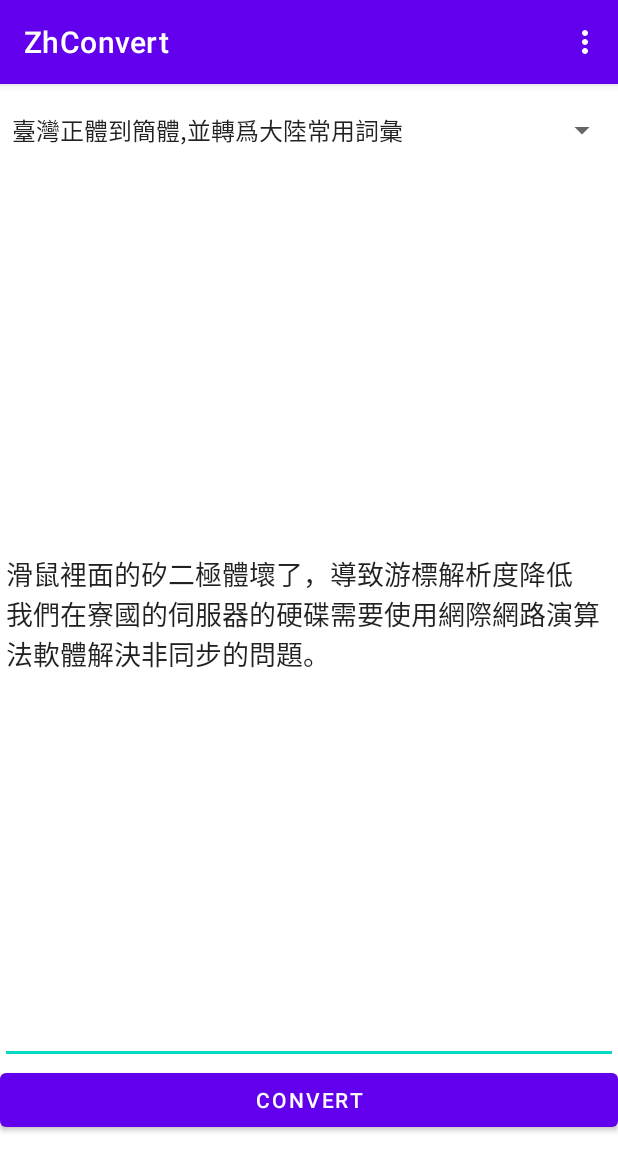
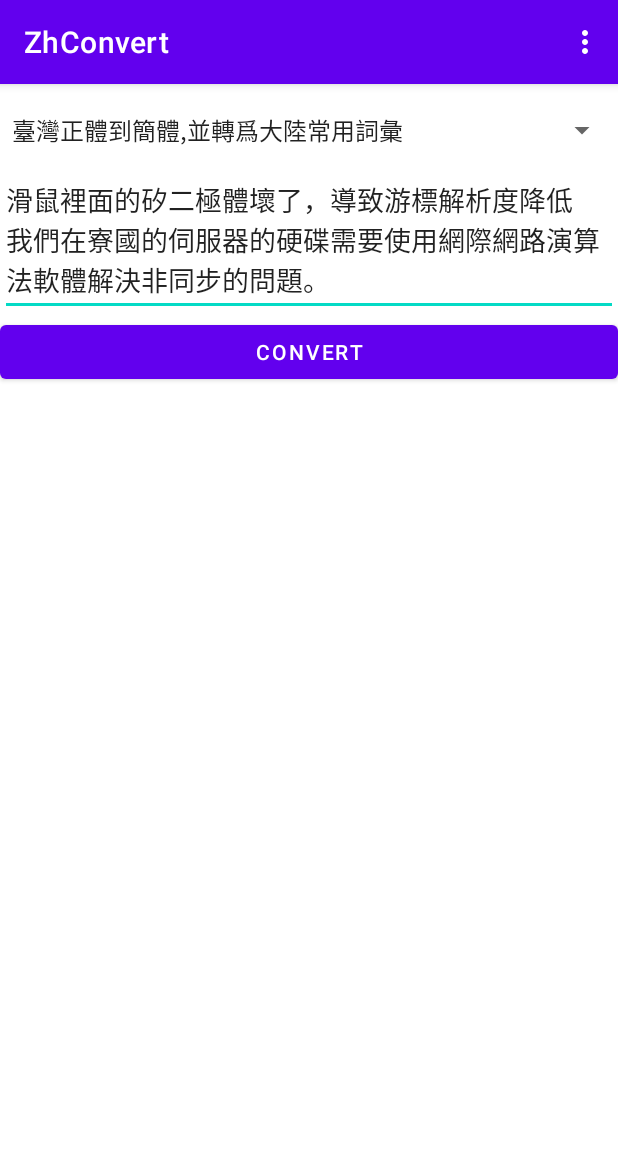
Before and after one commit to L-Ryland/ZhConvert, an Android app: the screen it shows after launch (MainActivity), on a phone screen of 412 x 824 dp. Shown: the top 1171 px of the screen. Run offline under Robolectric (Android 15) with nearby library versions, the light colour scheme and no system bars; libraries missing offline, so code that uses them is left out: com.zqc.opencc; 1 statement that could not run was skipped.

Commit message:
完成动态语言切换功能。

```diff
--- a/app/build.gradle
+++ b/app/build.gradle
@@ -13,6 +13,7 @@ android {
         versionCode 29
         versionName "1.0"
 
+        resConfigs "en", "zh-rCN", "zh-rTW"
         testInstrumentationRunner "androidx.test.runner.AndroidJUnitRunner"
     }
 
--- a/app/src/main/java/com/rylandliu/zhconvert/MainActivity.java
+++ b/app/src/main/java/com/rylandliu/zhconvert/MainActivity.java
@@ -1,13 +1,23 @@
 package com.rylandliu.zhconvert;
 
+import static androidx.preference.PreferenceManager.getDefaultSharedPreferences;
+
 import android.content.Intent;
+import android.content.SharedPreferences;
 import android.os.Bundle;
+import android.os.LocaleList;
 import android.view.*;
 import android.widget.*;
+
+import androidx.annotation.NonNull;
 import androidx.appcompat.app.AppCompatActivity;
+
+import com.rylandliu.zhconvert.utils.ConfigUtils;
 import com.zqc.opencc.android.lib.ChineseConverter;
 import com.zqc.opencc.android.lib.ConversionType;
 
+import java.util.Locale;
+import java.util.ResourceBundle;
 import java.util.concurrent.ExecutorService;
 import java.util.concurrent.Executors;
 
@@ -19,7 +29,7 @@ public class MainActivity extends AppCompatActivity {
 
   //menu view
   @Override
-  public boolean onCreateOptionsMenu(Menu menu) {
+  public boolean onCreateOptionsMenu(@NonNull Menu menu) {
     getMenuInflater().inflate(R.menu.context_menu, menu);
 
     return true;
@@ -39,9 +49,10 @@ public class MainActivity extends AppCompatActivity {
   @Override
   protected void onCreate(Bundle savedInstanceState) {
     super.onCreate(savedInstanceState);
-    // register service
-//    intent.setAction(".InsertIntentService");
-//    startService(intent);
+    SharedPreferences sharedPreferences = getDefaultSharedPreferences(getApplicationContext());
+    String lang = sharedPreferences.getString("lang", "auto");
+    // set lang
+    ConfigUtils.setLocale(getResources(),lang);
     setContentView(R.layout.activity_main);
 
     Spinner spinner = findViewById(R.id.spinner);
--- /dev/null
+++ b/app/src/main/java/com/rylandliu/zhconvert/utils/ConfigUtils.java
@@ -0,0 +1,53 @@
+package com.rylandliu.zhconvert.utils;
+
+import android.app.Activity;
+import android.content.Intent;
+import android.content.res.Configuration;
+import android.content.res.Resources;
+import android.os.LocaleList;
+import android.util.DisplayMetrics;
+import android.util.Log;
+
+import java.util.Locale;
+
+/**
+ * Settings utils
+ */
+public class ConfigUtils {
+
+    private static final String TAG = ConfigUtils.class.getSimpleName();
+
+    /**
+     * set locale
+     *
+     * @param res
+     * @param langCode
+     * @return away true
+     */
+    public static boolean setLocale(Resources res, String langCode) {
+        Configuration configuration = res.getConfiguration();
+        LocaleList defaultLocales = res.getConfiguration().getLocales();
+        switch (langCode) {
+            case "en":
+                configuration.setLocale(Locale.ENGLISH);
+                break;
+            case "zh-cn":
+                configuration.setLocale(Locale.CHINA);
+                break;
+            case "zh-tw":
+                configuration.setLocale(Locale.TAIWAN);
+                break;
+            case "auto":
+                Locale mLocal = Locale.getDefault();
+                configuration.setLocale(mLocal);
+                Log.d(TAG, "setLocale: mLocal=" + mLocal);
+            default:
+                break;
+        }
+        DisplayMetrics dm = res.getDisplayMetrics();
+        res.updateConfiguration(configuration, dm);
+
+        //restart app
+        return true;
+    }
+}
--- a/app/src/main/res/layout/activity_main.xml
+++ b/app/src/main/res/layout/activity_main.xml
@@ -8,30 +8,35 @@
         tools:context=".MainActivity">
 
     <LinearLayout
+        android:layout_width="match_parent"
+        android:layout_height="wrap_content"
+        android:layout_marginTop="8dp"
+        android:layout_marginBottom="32dp"
         android:orientation="vertical"
-            android:layout_width="match_parent"
-            android:layout_height="wrap_content" android:visibility="visible" app:layout_constraintTop_toTopOf="parent"
-            android:layout_marginTop="8dp" app:layout_constraintBottom_toBottomOf="parent"
-            android:layout_marginBottom="32dp" app:layout_constraintEnd_toEndOf="parent"
-            app:layout_constraintStart_toStartOf="parent">
+        android:visibility="visible"
+        app:layout_constraintBottom_toBottomOf="parent"
+        app:layout_constraintEnd_toEndOf="parent"
+        app:layout_constraintStart_toStartOf="parent"
+        app:layout_constraintTop_toTopOf="parent">
+
         <Spinner
             android:id="@+id/spinner"
-                android:layout_width="fill_parent"
-                android:layout_height="46dp"
-        />
+            android:layout_width="match_parent"
+            android:layout_height="46dp" />
+
         <EditText
             android:id="@+id/text"
             android:layout_width="match_parent"
-                android:layout_height="599dp"
+            android:layout_height="wrap_content"
             android:layout_above="@+id/btn"
             android:layout_below="@id/spinner"
-                android:text="@string/test_text"
-        />
+            android:text="@string/test_text" />
+
         <Button
             android:id="@+id/btn"
             android:layout_width="match_parent"
             android:layout_height="wrap_content"
             android:layout_alignParentBottom="true"
-                android:text="Convert"/>
+            android:text="Convert" />
     </LinearLayout>
 </androidx.constraintlayout.widget.ConstraintLayout>
```
Also changed, not shown: app/src/main/java/com/rylandliu/zhconvert/SettingsActivity.java (+24 -18 lines). Lines whose indentation alone changed are shown as unchanged.
